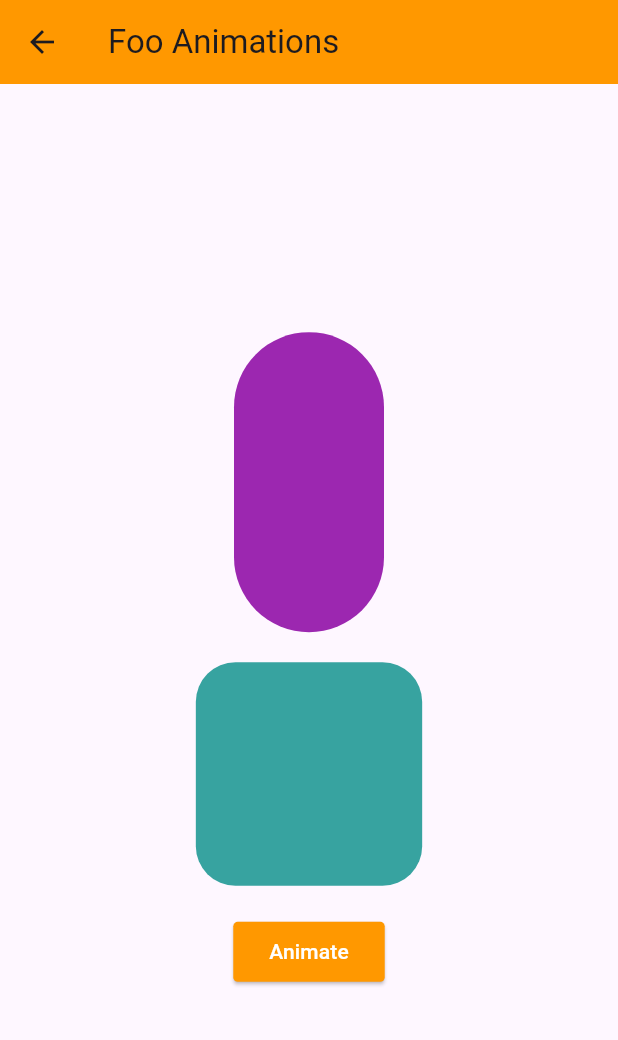
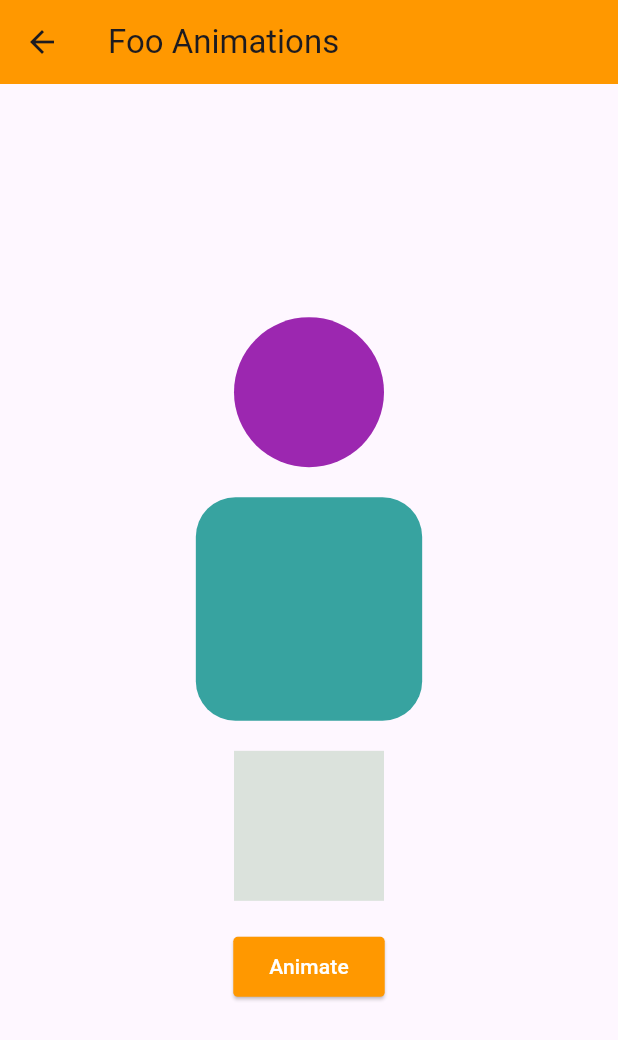
Before and after one commit to thisisdishang/JourneyToFlutter, a Flutter app: the MyAnimatedContainer screen opened directly, after a tap on "Animate", on a phone screen of 412 x 824 dp. Shown: the top 1040 px of the screen. Run offline on Flutter 3.47's test engine with Material 3 defaults, Android fonts, the light colour scheme and no system bars; our stand-ins replace fluttertoast, font_awesome_flutter.

Commit message:
Implement animated opacity and check properties

```diff
--- a/lib/AnimatedContainer.dart
+++ b/lib/AnimatedContainer.dart
@@ -22,6 +22,9 @@ class _MyAnimatedContainerState extends State<MyAnimatedContainer> {
     borderRadius: BorderRadius.circular(2),
     color: Colors.blue,
   );
+
+  var myOpacity = 1.0;
+  bool opacityFlag = true;
 
   @override
   Widget build(BuildContext context) {
@@ -54,6 +57,19 @@ class _MyAnimatedContainerState extends State<MyAnimatedContainer> {
             SizedBox(
               height: 20,
             ),
+            AnimatedOpacity(
+              opacity: myOpacity,
+              duration: Duration(seconds: 2),
+              curve: Curves.fastOutSlowIn,
+              child: Container(
+                width: 100,
+                height: 100,
+                color: Colors.green.shade800,
+              ),
+            ),
+            SizedBox(
+              height: 20,
+            ),
             ElevatedButton(
               style: ElevatedButton.styleFrom(
                 backgroundColor: Colors.orange,
@@ -63,9 +79,16 @@ class _MyAnimatedContainerState extends State<MyAnimatedContainer> {
               ),
               onPressed: () {
                 setState(() {
+                  if (opacityFlag) {
+                    myOpacity = 0.0;
+                    opacityFlag = false;
+                  } else {
+                    myOpacity = 1.0;
+                    opacityFlag = true;
+                  }
                   if (flag) {
                     _width = 100.0;
-                    _height = 200.0;
+                    _height = 100.0;
                     //bgColor = Colors.red;
                     myDecor = BoxDecoration(
                         borderRadius: BorderRadius.circular(50),
@@ -83,14 +106,14 @@ class _MyAnimatedContainerState extends State<MyAnimatedContainer> {
                     _height = 100.0;
                     //bgColor = Colors.orange;
                     myDecor = BoxDecoration(
-                        borderRadius: BorderRadius.circular(10),
-                        color: Colors.blue);
+                        borderRadius: BorderRadius.circular(2),
+                        color: Colors.orange);
 
                     _width2 = 100.0;
                     _height2 = 200.0;
                     myDecor2 = BoxDecoration(
-                        borderRadius: BorderRadius.circular(10),
-                        color: Colors.red);
+                        borderRadius: BorderRadius.circular(2),
+                        color: Colors.blue);
                     flag = true;
                   }
                 });
```
Also changed, not shown: 1 other file.
